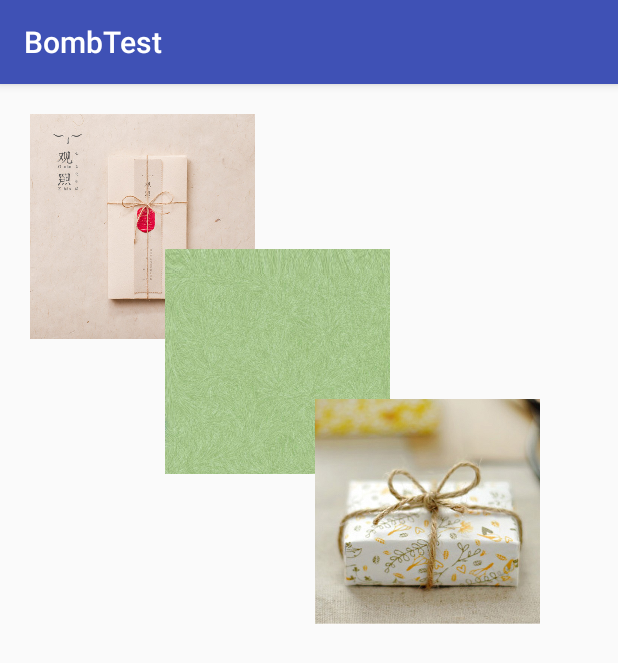
After one commit to GodisGod/BombTest, an Android app: the ChooseScrip screen opened directly, with no data from a screen before it, on a phone screen of 412 x 824 dp. The commit adds this screen. Shown: the top 663 px of the screen. Run offline under Robolectric (Android 15) with nearby library versions, the phone set to English and light mode, and no system bars.

```diff
--- /dev/null
+++ b/app/src/main/java/com/example/bombtest/activity/ChooseScrip.java
@@ -0,0 +1,55 @@
+package com.example.bombtest.activity;
+
+import android.content.Context;
+import android.content.Intent;
+import android.os.Bundle;
+import android.support.v7.app.AppCompatActivity;
+import android.view.View;
+import android.widget.ImageView;
+
+import com.example.bombtest.R;
+
+public class ChooseScrip extends AppCompatActivity implements View.OnClickListener {
+    private Context ctx;
+    private ImageView choose1;
+    private ImageView choose2;
+    private ImageView choose3;
+    private Intent intent;
+    private String img_url;
+    private String text;
+    private String objectId;
+
+
+    @Override
+    protected void onCreate(Bundle savedInstanceState) {
+        super.onCreate(savedInstanceState);
+        setContentView(R.layout.activity_choose_scrip);
+        ctx = this;
+        initView();
+        intent = getIntent();
+        img_url = intent.getStringExtra("imgurl");
+        text = intent.getStringExtra("text");
+        objectId = intent.getStringExtra("objectid");
+    }
+
+    private void initView() {
+        choose1 = (ImageView) findViewById(R.id.scrip1);
+        choose2 = (ImageView) findViewById(R.id.scrip2);
+        choose3 = (ImageView) findViewById(R.id.scrip3);
+
+        choose1.setOnClickListener(this);
+        choose2.setOnClickListener(this);
+        choose3.setOnClickListener(this);
+
+    }
+
+    @Override
+    public void onClick(View view) {
+        Intent intent = new Intent(ctx, Scrip.class);
+        intent.putExtra("imgurl", img_url);
+        intent.putExtra("text", text);
+        intent.putExtra("objectid",objectId);
+        startActivity(intent);
+//        finish();
+    }
+}
--- a/app/src/main/java/com/example/bombtest/bean/PaperMessage.java
+++ b/app/src/main/java/com/example/bombtest/bean/PaperMessage.java
@@ -8,6 +8,7 @@ import cn.bmob.v3.datatype.BmobGeoPoint;
  * Created by 鸿达 on 2016/11/17.
  */
 public class PaperMessage extends BmobObject {
+
     private String user_id;//用户ID
     private String text_message;//文字
     private BmobFile audio;//语音
--- /dev/null
+++ b/app/src/main/res/layout/activity_choose_scrip.xml
@@ -0,0 +1,37 @@
+<?xml version="1.0" encoding="utf-8"?>
+<RelativeLayout xmlns:android="http://schemas.android.com/apk/res/android"
+    xmlns:tools="http://schemas.android.com/tools"
+    android:id="@+id/activity_choose_scrip"
+    android:layout_width="match_parent"
+    android:layout_height="match_parent"
+    android:orientation="horizontal"
+    android:padding="10dp"
+    tools:context="com.example.bombtest.activity.ChooseScrip">
+
+    <ImageView
+
+        android:id="@+id/scrip1"
+        android:layout_width="150dp"
+        android:layout_height="150dp"
+        android:layout_marginLeft="10dp"
+        android:layout_marginTop="10dp"
+        android:background="@drawable/choose1" />
+
+    <ImageView
+        android:id="@+id/scrip2"
+        android:layout_width="150dp"
+        android:layout_height="150dp"
+        android:layout_marginLeft="100dp"
+        android:layout_marginTop="100dp"
+        android:background="@drawable/choose2" />
+
+    <ImageView
+        android:id="@+id/scrip3"
+        android:layout_width="150dp"
+        android:layout_height="150dp"
+        android:layout_marginLeft="200dp"
+        android:layout_marginTop="200dp"
+        android:background="@drawable/choose3" />
+
+
+</RelativeLayout>
--- a/app/src/main/res/layout/activity_discover.xml
+++ b/app/src/main/res/layout/activity_discover.xml
@@ -34,8 +34,7 @@
         android:id="@+id/Img_discover_img"
         android:layout_width="100dp"
         android:layout_height="100dp"
-        android:layout_gravity="center_horizontal"
-        android:background="#60af" />
+        android:layout_gravity="center_horizontal" />
 
 
     <ScrollView
```
Also changed, not shown: app/build.gradle (+3 -14 lines), app/src/main/AndroidManifest.xml (+38 -3 lines), app/src/main/java/com/example/bombtest/APP.java (+8 -3 lines), app/src/main/java/com/example/bombtest/activity/Discover.java (+14 -9 lines), app/src/main/java/com/example/bombtest/activity/Scrip.java (added, +74 -0 lines), app/src/main/java/com/example/bombtest/message/MessageHandler.java (added, +33 -0 lines), app/src/main/res/layout/activity_scrip.xml (added, +23 -0 lines), app/src/main/res/drawable/choose1.jpeg (added), app/src/main/res/drawable/choose2.jpg (added), app/src/main/res/drawable/choose3.jpg (added).
